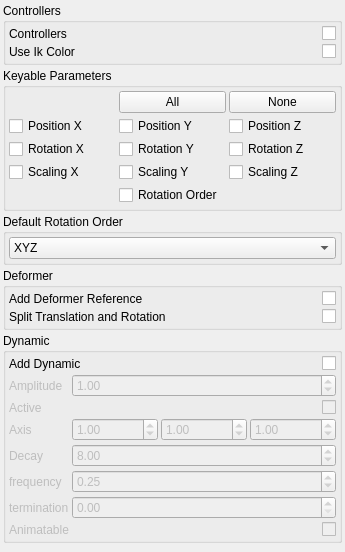
The window that brigks/systems/tracker/widget.ui (miquelcampos/brigks) describes before a commit, drawn with Qt 5.
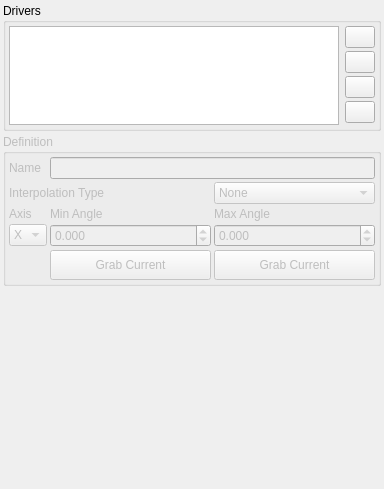
The same window after the commit.

Diff of the .ui file:
```diff
--- a/brigks/systems/tracker/widget.ui
+++ b/brigks/systems/tracker/widget.ui
@@ -6,8 +6,8 @@
    <rect>
     <x>0</x>
     <y>0</y>
-    <width>345</width>
-    <height>552</height>
+    <width>384</width>
+    <height>489</height>
    </rect>
   </property>
   <property name="windowTitle">
@@ -20,529 +20,273 @@
    <property name="margin">
     <number>3</number>
    </property>
-   <item>
-    <widget class="QGroupBox" name="groupBox_3">
-     <property name="title">
-      <string>Controllers</string>
-     </property>
-     <layout class="QGridLayout" name="gridLayout_2">
-      <property name="margin">
-       <number>3</number>
-      </property>
-      <property name="spacing">
-       <number>3</number>
-      </property>
-      <item row="0" column="0">
-       <widget class="QLabel" name="label_2">
-        <property name="text">
-         <string>Controllers</string>
-        </property>
-       </widget>
-      </item>
-      <item row="0" column="1">
-       <widget class="QCheckBox" name="uiAddControllers">
-        <property name="layoutDirection">
-         <enum>Qt::RightToLeft</enum>
-        </property>
-        <property name="text">
-         <string/>
-        </property>
-       </widget>
-      </item>
-      <item row="1" column="1">
-       <widget class="QCheckBox" name="uiUseIkColor">
-        <property name="layoutDirection">
-         <enum>Qt::RightToLeft</enum>
-        </property>
-        <property name="text">
-         <string/>
-        </property>
-       </widget>
-      </item>
-      <item row="1" column="0">
-       <widget class="QLabel" name="label_3">
-        <property name="text">
-         <string>Use Ik Color</string>
-        </property>
-       </widget>
-      </item>
-     </layout>
-    </widget>
-   </item>
    <item>
     <widget class="QGroupBox" name="groupBox">
      <property name="title">
-      <string>Keyable Parameters</string>
+      <string>Drivers</string>
      </property>
-     <layout class="QGridLayout" name="gridLayout">
+     <layout class="QHBoxLayout" name="horizontalLayout">
+      <property name="margin">
+       <number>3</number>
+      </property>
+      <item>
+       <widget class="QListWidget" name="uiDriverLIST"/>
+      </item>
+      <item>
+       <widget class="QWidget" name="widget" native="true">
+        <layout class="QVBoxLayout" name="verticalLayout_2">
+         <property name="spacing">
+          <number>3</number>
+         </property>
+         <property name="margin">
+          <number>0</number>
+         </property>
+         <item>
+          <widget class="QPushButton" name="uiAddBTN">
+           <property name="maximumSize">
+            <size>
+             <width>30</width>
+             <height>16777215</height>
+            </size>
+           </property>
+           <property name="text">
+            <string/>
+           </property>
+          </widget>
+         </item>
+         <item>
+          <widget class="QPushButton" name="uiRemoveBTN">
+           <property name="maximumSize">
+            <size>
+             <width>30</width>
+             <height>16777215</height>
+            </size>
+           </property>
+           <property name="text">
+            <string/>
+           </property>
+          </widget>
+         </item>
+         <item>
+          <widget class="QPushButton" name="uiUpBTN">
+           <property name="maximumSize">
+            <size>
+             <width>30</width>
+             <height>16777215</height>
+            </size>
+           </property>
+           <property name="text">
+            <string/>
+           </property>
+          </widget>
+         </item>
+         <item>
+          <widget class="QPushButton" name="uiDownBTN">
+           <property name="maximumSize">
+            <size>
+             <width>30</width>
+             <height>16777215</height>
+            </size>
+           </property>
+           <property name="text">
+            <string/>
+           </property>
+          </widget>
+         </item>
+         <item>
+          <spacer name="verticalSpacer_2">
+           <property name="orientation">
+            <enum>Qt::Vertical</enum>
+           </property>
+           <property name="sizeHint" stdset="0">
+            <size>
+             <width>20</width>
+             <height>40</height>
+            </size>
+           </property>
+          </spacer>
+         </item>
+        </layout>
+       </widget>
+      </item>
+     </layout>
+    </widget>
+   </item>
+   <item>
+    <widget class="QGroupBox" name="uiDefinitionGRP">
+     <property name="enabled">
+      <bool>false</bool>
+     </property>
+     <property name="title">
+      <string>Definition</string>
+     </property>
+     <layout class="QGridLayout" name="gridLayout_2">
       <property name="margin">
        <number>3</number>
       </property>
       <property name="spacing">
        <number>3</number>
       </property>
-      <item row="3" column="1">
-       <widget class="QCheckBox" name="uiScly">
-        <property name="text">
-         <string>Scaling Y</string>
-        </property>
-       </widget>
-      </item>
-      <item row="3" column="0">
-       <widget class="QCheckBox" name="uiSclx">
-        <property name="text">
-         <string>Scaling X</string>
-        </property>
-       </widget>
-      </item>
       <item row="3" column="2">
-       <widget class="QCheckBox" name="uiSclz">
-        <property name="text">
-         <string>Scaling Z</string>
+       <widget class="QDoubleSpinBox" name="uiMaxSPN">
+        <property name="decimals">
+         <number>3</number>
         </property>
-       </widget>
-      </item>
-      <item row="1" column="0">
-       <widget class="QCheckBox" name="uiPosx">
-        <property name="text">
-         <string>Position X</string>
+        <property name="minimum">
+         <double>-180.000000000000000</double>
         </property>
-       </widget>
-      </item>
-      <item row="1" column="1">
-       <widget class="QCheckBox" name="uiPosy">
-        <property name="text">
-         <string>Position Y</string>
-        </property>
-       </widget>
-      </item>
-      <item row="0" column="2">
-       <widget class="QPushButton" name="uiKeyableNoneBTN">
-        <property name="text">
-         <string>None</string>
-        </property>
-       </widget>
-      </item>
-      <item row="0" column="1">
-       <widget class="QPushButton" name="uiKeyableAllBTN">
-        <property name="text">
-         <string>All</string>
+        <property name="maximum">
+         <double>180.000000000000000</double>
         </property>
        </widget>
       </item>
       <item row="2" column="2">
-       <widget class="QCheckBox" name="uiRotz">
+       <widget class="QLabel" name="label_3">
         <property name="text">
-         <string>Rotation Z</string>
-        </property>
-       </widget>
-      </item>
-      <item row="2" column="1">
-       <widget class="QCheckBox" name="uiRoty">
-        <property name="text">
-         <string>Rotation Y</string>
+         <string>Max Angle</string>
         </property>
        </widget>
       </item>
       <item row="2" column="0">
-       <widget class="QCheckBox" name="uiRotx">
-        <property name="text">
-         <string>Rotation X</string>
-        </property>
-       </widget>
-      </item>
-      <item row="1" column="2">
-       <widget class="QCheckBox" name="uiPosz">
-        <property name="text">
-         <string>Position Z</string>
-        </property>
-       </widget>
-      </item>
-      <item row="4" column="1">
-       <widget class="QCheckBox" name="uiRotorder">
-        <property name="text">
-         <string>Rotation Order</string>
-        </property>
-       </widget>
-      </item>
-     </layout>
-    </widget>
-   </item>
-   <item>
-    <widget class="QGroupBox" name="groupBox_5">
-     <property name="title">
-      <string>Default Rotation Order</string>
-     </property>
-     <layout class="QVBoxLayout" name="verticalLayout">
-      <property name="spacing">
-       <number>3</number>
-      </property>
-      <property name="margin">
-       <number>3</number>
-      </property>
-      <item>
-       <widget class="QComboBox" name="uiDefaultRotationOrder">
-        <item>
-         <property name="text">
-          <string>XYZ</string>
-         </property>
-        </item>
-        <item>
-         <property name="text">
-          <string>XZY</string>
-         </property>
-        </item>
-        <item>
-         <property name="text">
-          <string>YXZ</string>
-         </property>
-        </item>
-        <item>
-         <property name="text">
-          <string>YZX</string>
-         </property>
-        </item>
-        <item>
-         <property name="text">
-          <string>ZXY</string>
-         </property>
-        </item>
-        <item>
-         <property name="text">
-          <string>ZYX</string>
-         </property>
-        </item>
-       </widget>
-      </item>
-     </layout>
-    </widget>
-   </item>
-   <item>
-    <widget class="QGroupBox" name="groupBox_2">
-     <property name="title">
-      <string>Deformer</string>
-     </property>
-     <layout class="QGridLayout" name="gridLayout_3">
-      <property name="margin">
-       <number>3</number>
-      </property>
-      <property name="spacing">
-       <number>3</number>
-      </property>
-      <item row="0" column="1">
-       <widget class="QCheckBox" name="uiAddDeformerReferences">
-        <property name="layoutDirection">
-         <enum>Qt::RightToLeft</enum>
-        </property>
-        <property name="text">
-         <string/>
-        </property>
-       </widget>
-      </item>
-      <item row="0" column="0">
        <widget class="QLabel" name="label">
+        <property name="sizePolicy">
+         <sizepolicy hsizetype="Fixed" vsizetype="Preferred">
+          <horstretch>0</horstretch>
+          <verstretch>0</verstretch>
+         </sizepolicy>
+        </property>
         <property name="text">
-         <string>Add Deformer Reference</string>
+         <string>Axis</string>
         </property>
        </widget>
       </item>
-      <item row="1" column="1">
-       <widget class="QCheckBox" name="uiSplitRotation">
-        <property name="layoutDirection">
-         <enum>Qt::RightToLeft</enum>
+      <item row="3" column="1">
+       <widget class="QDoubleSpinBox" name="uiMinSPN">
+        <property name="decimals">
+         <number>3</number>
         </property>
-        <property name="text">
-         <string/>
+        <property name="minimum">
+         <double>-180.000000000000000</double>
         </property>
+        <property name="maximum">
+         <double>180.000000000000000</double>
+        </property>
        </widget>
       </item>
-      <item row="1" column="0">
+      <item row="0" column="0">
        <widget class="QLabel" name="label_4">
         <property name="text">
-         <string>Split Translation and Rotation</string>
+         <string>Name</string>
         </property>
        </widget>
       </item>
-     </layout>
-    </widget>
-   </item>
-   <item>
-    <widget class="QGroupBox" name="uiDynamicGRP">
-     <property name="minimumSize">
-      <size>
-       <width>0</width>
-       <height>0</height>
-      </size>
-     </property>
-     <property name="title">
-      <string>Dynamic</string>
-     </property>
-     <layout class="QGridLayout" name="gridLayout_4">
-      <property name="margin">
-       <number>3</number>
-      </property>
-      <property name="spacing">
-       <number>3</number>
-      </property>
-      <item row="0" column="0">
-       <widget class="QLabel" name="label_5">
+      <item row="2" column="1">
+       <widget class="QLabel" name="label_2">
         <property name="text">
-         <string>Add Dynamic</string>
+         <string>Min Angle</string>
         </property>
        </widget>
       </item>
-      <item row="0" column="1">
-       <widget class="QCheckBox" name="uiDynamic">
-        <property name="layoutDirection">
-         <enum>Qt::RightToLeft</enum>
+      <item row="0" column="1" colspan="2">
+       <widget class="QLineEdit" name="uiNameLINE"/>
+      </item>
+      <item row="4" column="1">
+       <widget class="QPushButton" name="uiGrabMinBTN">
+        <property name="minimumSize">
+         <size>
+          <width>0</width>
+          <height>30</height>
+         </size>
         </property>
         <property name="text">
-         <string/>
+         <string>Grab Current</string>
+        </property>
+       </widget>
+      </item>
+      <item row="3" column="0">
+       <widget class="QComboBox" name="uiAxisCBOX">
+        <property name="sizePolicy">
+         <sizepolicy hsizetype="Fixed" vsizetype="Fixed">
+          <horstretch>0</horstretch>
+          <verstretch>0</verstretch>
+         </sizepolicy>
+        </property>
+        <item>
+         <property name="text">
+          <string>X</string>
+         </property>
+        </item>
+        <item>
+         <property name="text">
+          <string>Y</string>
+         </property>
+        </item>
+        <item>
+         <property name="text">
+          <string>Z</string>
+         </property>
+        </item>
+       </widget>
+      </item>
+      <item row="4" column="2">
+       <widget class="QPushButton" name="uiGrabMaxBTN">
+        <property name="minimumSize">
+         <size>
+          <width>0</width>
+          <height>30</height>
+         </size>
+        </property>
+        <property name="text">
+         <string>Grab Current</string>
         </property>
        </widget>
       </item>
       <item row="1" column="0" colspan="2">
-       <widget class="QWidget" name="uiDynamicDefaultWDG" native="true">
-        <property name="enabled">
-         <bool>false</bool>
+       <widget class="QLabel" name="label_5">
+        <property name="text">
+         <string>Interpolation Type</string>
         </property>
-        <layout class="QGridLayout" name="gridLayout_5">
-         <property name="margin">
-          <number>0</number>
+       </widget>
+      </item>
+      <item row="1" column="2">
+       <widget class="QComboBox" name="uiInterpTypeCBOX">
+        <item>
+         <property name="text">
+          <string>None</string>
          </property>
-         <property name="spacing">
-          <number>3</number>
+        </item>
+        <item>
+         <property name="text">
+          <string>Linear</string>
          </property>
-         <item row="0" column="0">
-          <widget class="QLabel" name="label_8">
-           <property name="text">
-            <string>Amplitude</string>
-           </property>
-          </widget>
-         </item>
-         <item row="0" column="1">
-          <widget class="QDoubleSpinBox" name="uiAmplitude">
-           <property name="maximum">
-            <double>100.000000000000000</double>
-           </property>
-           <property name="singleStep">
-            <double>0.100000000000000</double>
-           </property>
-           <property name="value">
-            <double>1.000000000000000</double>
-           </property>
-          </widget>
-         </item>
-         <item row="1" column="0">
-          <widget class="QLabel" name="uiActiveLBL">
-           <property name="sizePolicy">
-            <sizepolicy hsizetype="Fixed" vsizetype="Preferred">
-             <horstretch>0</horstretch>
-             <verstretch>0</verstretch>
-            </sizepolicy>
-           </property>
-           <property name="minimumSize">
-            <size>
-             <width>10</width>
-             <height>0</height>
-            </size>
-           </property>
-           <property name="text">
-            <string>Active</string>
-           </property>
-          </widget>
-         </item>
-         <item row="1" column="1">
-          <widget class="QCheckBox" name="uiActive">
-           <property name="layoutDirection">
-            <enum>Qt::RightToLeft</enum>
-           </property>
-           <property name="text">
-            <string/>
-           </property>
-          </widget>
-         </item>
-         <item row="3" column="0">
-          <widget class="QLabel" name="uiStartCurveAttractLBL">
-           <property name="sizePolicy">
-            <sizepolicy hsizetype="Fixed" vsizetype="Preferred">
-             <horstretch>0</horstretch>
-             <verstretch>0</verstretch>
-            </sizepolicy>
-           </property>
-           <property name="minimumSize">
-            <size>
-             <width>10</width>
-             <height>0</height>
-            </size>
-           </property>
-           <property name="text">
-            <string>Decay</string>
-           </property>
-          </widget>
-         </item>
-         <item row="3" column="1">
-          <widget class="QDoubleSpinBox" name="uiDecay">
-           <property name="minimum">
-            <double>0.000000000000000</double>
-           </property>
-           <property name="maximum">
-            <double>999.000000000000000</double>
-           </property>
-           <property name="singleStep">
-            <double>1.000000000000000</double>
-           </property>
-           <property name="value">
-            <double>8.000000000000000</double>
-           </property>
-          </widget>
-         </item>
-         <item row="4" column="0">
-          <widget class="QLabel" name="uiBendResistanceLBL">
-           <property name="sizePolicy">
-            <sizepolicy hsizetype="Fixed" vsizetype="Preferred">
-             <horstretch>0</horstretch>
-             <verstretch>0</verstretch>
-            </sizepolicy>
-           </property>
-           <property name="minimumSize">
-            <size>
-             <width>10</width>
-             <height>0</height>
-            </size>
-           </property>
-           <property name="text">
-            <string>frequency</string>
-           </property>
-          </widget>
-         </item>
-         <item row="4" column="1">
-          <widget class="QDoubleSpinBox" name="uiFrequency">
-           <property name="minimum">
-            <double>0.000000000000000</double>
-           </property>
-           <property name="maximum">
-            <double>100.000000000000000</double>
-           </property>
-           <property name="singleStep">
-            <double>0.250000000000000</double>
-           </property>
-           <property name="value">
-            <double>0.250000000000000</double>
-           </property>
-          </widget>
-         </item>
-         <item row="5" column="0">
-          <widget class="QLabel" name="uiMassLBL">
-           <property name="sizePolicy">
-            <sizepolicy hsizetype="Fixed" vsizetype="Preferred">
-             <horstretch>0</horstretch>
-             <verstretch>0</verstretch>
-            </sizepolicy>
-           </property>
-           <property name="minimumSize">
-            <size>
-             <width>10</width>
-             <height>0</height>
-            </size>
-           </property>
-           <property name="text">
-            <string>termination</string>
-           </property>
-          </widget>
-         </item>
-         <item row="5" column="1">
-          <widget class="QDoubleSpinBox" name="uiTermination">
-           <property name="minimum">
-            <double>0.000000000000000</double>
-           </property>
-           <property name="maximum">
-            <double>100.000000000000000</double>
-           </property>
-           <property name="singleStep">
-            <double>0.100000000000000</double>
-           </property>
-           <property name="value">
-            <double>0.000000000000000</double>
-           </property>
-          </widget>
-         </item>
-         <item row="6" column="0">
-          <widget class="QLabel" name="uiAnimatableLBL">
-           <property name="sizePolicy">
-            <sizepolicy hsizetype="Fixed" vsizetype="Preferred">
-             <horstretch>0</horstretch>
-             <verstretch>0</verstretch>
-            </sizepolicy>
-           </property>
-           <property name="minimumSize">
-            <size>
-             <width>10</width>
-             <height>0</height>
-            </size>
-           </property>
-           <property name="text">
-            <string>Animatable</string>
-           </property>
-          </widget>
-         </item>
-         <item row="6" column="1">
-          <widget class="QCheckBox" name="uiDynamicAnimatable">
-           <property name="layoutDirection">
-            <enum>Qt::RightToLeft</enum>
-           </property>
-           <property name="text">
-            <string/>
-           </property>
-          </widget>
-         </item>
-         <item row="2" column="1">
-          <layout class="QHBoxLayout" name="horizontalLayout_2">
-           <item>
-            <widget class="QDoubleSpinBox" name="uiAmplitudeX">
-             <property name="singleStep">
-              <double>0.100000000000000</double>
-             </property>
-             <property name="value">
-              <double>1.000000000000000</double>
-             </property>
-            </widget>
-           </item>
-           <item>
-            <widget class="QDoubleSpinBox" name="uiAmplitudeY">
-             <property name="singleStep">
-              <double>0.100000000000000</double>
-             </property>
-             <property name="value">
-              <double>1.000000000000000</double>
-             </property>
-            </widget>
-           </item>
-           <item>
-            <widget class="QDoubleSpinBox" name="uiAmplitudeZ">
-             <property name="singleStep">
-              <double>0.100000000000000</double>
-             </property>
-             <property name="value">
-              <double>1.000000000000000</double>
-             </property>
-            </widget>
-           </item>
-          </layout>
-         </item>
-         <item row="2" column="0">
-          <widget class="QLabel" name="label_6">
-           <property name="text">
-            <string>Axis</string>
-           </property>
-          </widget>
-         </item>
-        </layout>
+        </item>
+        <item>
+         <property name="text">
+          <string>Smooth</string>
+         </property>
+        </item>
+        <item>
+         <property name="text">
+          <string>Spline</string>
+         </property>
+        </item>
        </widget>
       </item>
      </layout>
     </widget>
    </item>
+   <item>
+    <widget class="QWidget" name="widget_2" native="true">
+     <layout class="QHBoxLayout" name="horizontalLayout_2">
+      <property name="spacing">
+       <number>3</number>
+      </property>
+      <property name="margin">
+       <number>0</number>
+      </property>
+     </layout>
+    </widget>
+   </item>
    <item>
     <spacer name="verticalSpacer">
      <property name="orientation">
@@ -551,7 +295,7 @@
      <property name="sizeHint" stdset="0">
       <size>
        <width>20</width>
-       <height>40</height>
+       <height>290</height>
       </size>
      </property>
     </spacer>
```
Left out of the diff: 4 changed lines with no effect on the pictures.
